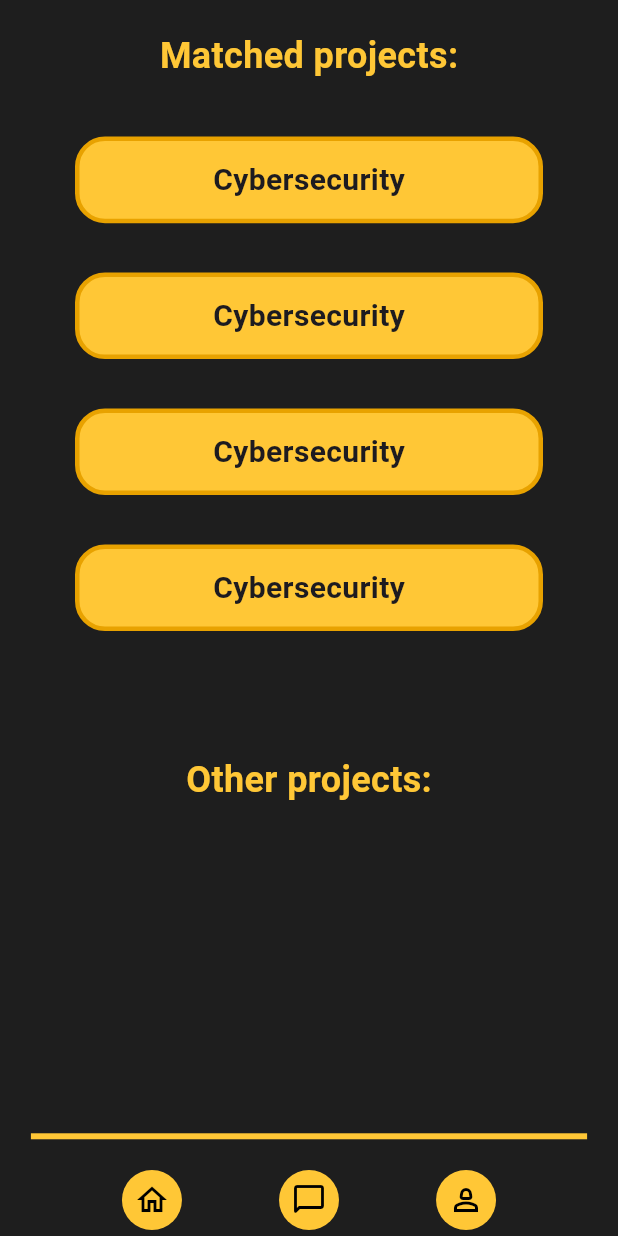
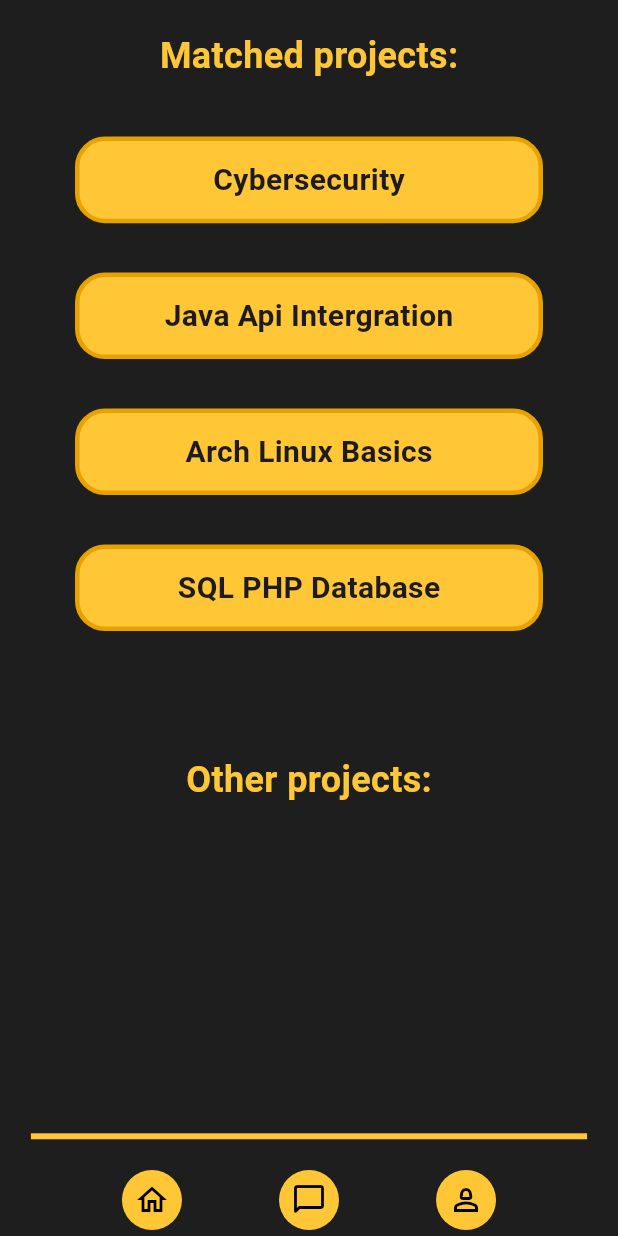
Before and after one commit to DIVD-works/_app, a Flutter app: the screen it shows after launch, item 2 of the bottom bar chosen, on a phone screen of 412 x 824 dp. Run offline on Flutter 3.47's test engine with Material 3 defaults, Android fonts, the phone set to English and light mode, and no system bars; Roboto replaces fonts that are missing (Arial).

Commit message:
smol change

```diff
--- a/lib/pages/projects.dart
+++ b/lib/pages/projects.dart
@@ -50,7 +50,7 @@ class ProjectPage extends StatelessWidget {
             SizedBox(height: MediaQuery.of(context).size.height * 0.04,),
             Center(
               child: Button2(
-                text: "Cybersecurity",
+                text: "Java Api Intergration",
                 onPressed: () {
                   print('Button Pressed!');
                 },
@@ -65,7 +65,7 @@ class ProjectPage extends StatelessWidget {
             SizedBox(height: MediaQuery.of(context).size.height * 0.04,),
             Center(
               child: Button2(
-                text: "Cybersecurity",
+                text: "Arch Linux Basics",
                 onPressed: () {
                   print('Button Pressed!');
                 },
@@ -80,7 +80,7 @@ class ProjectPage extends StatelessWidget {
             SizedBox(height: MediaQuery.of(context).size.height * 0.04,),
             Center(
               child: Button2(
-                text: "Cybersecurity",
+                text: "SQL PHP Database",
                 onPressed: () {
                   print('Button Pressed!');
                 },
```
